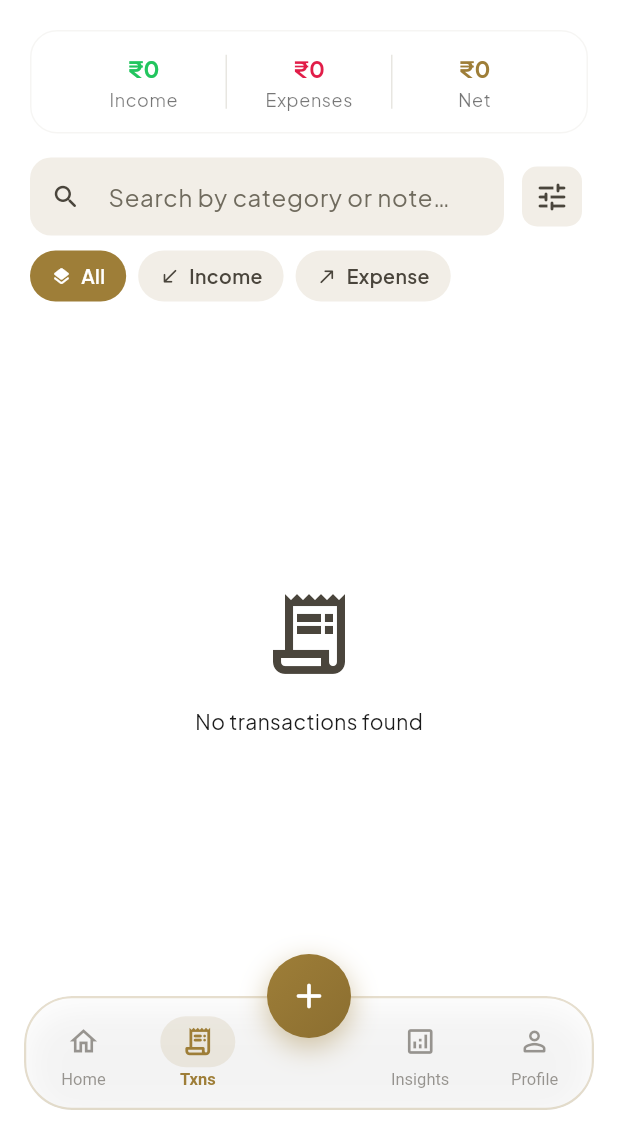
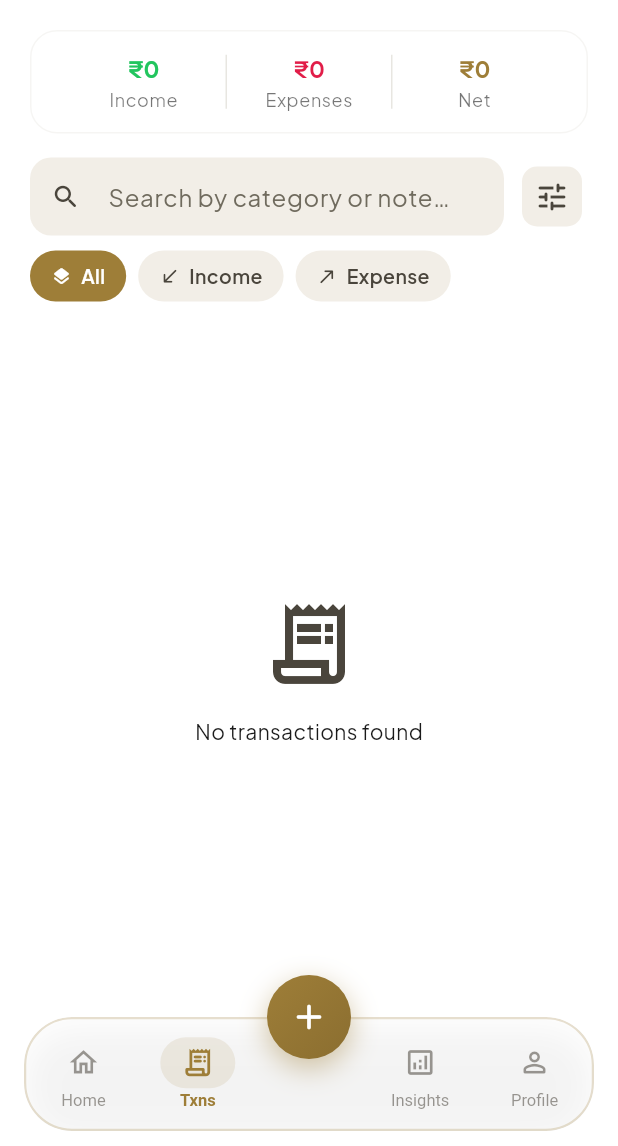
Before and after one commit to manosekar-m/Fin-Tracker, a Flutter app: the MainScreen screen opened directly, after a tap on the "chevron left" icon, after a tap on the "chevron right" icon, after a tap on "Txns", on a phone screen of 412 x 824 dp, the part 90-1236 px from its top. Run offline on Flutter 3.47's test engine with Material 3 defaults, Android fonts, the phone set to English and light mode, and no system bars; our stand-ins replace cloud_firestore, firebase_auth, firebase_core, fl_chart, flutter_animate, google_fonts and 6 more; missing offline and left inert: google_mlkit_text_recognition; accounts and stored records are empty; network calls fail.

Commit message:
UI adjustments: Fix home screen text scaling, lower bottom nav bar, update PDF empty notes format

```diff
--- a/lib/screens/home_screen.dart
+++ b/lib/screens/home_screen.dart
@@ -109,6 +109,8 @@ class HomeScreen extends StatelessWidget {
                     mainAxisSize: MainAxisSize.min,
                     children: [
                       Text('Welcome back,',
+                          maxLines: 1,
+                          overflow: TextOverflow.ellipsis,
                           style: Theme.of(context)
                               .textTheme
                               .bodySmall
@@ -130,42 +132,51 @@ class HomeScreen extends StatelessWidget {
           ),
           const SizedBox(width: 16),
           Row(
+            mainAxisSize: MainAxisSize.min,
             children: [
-              const SizedBox(width: 8),
               IconButton(
-                icon: const Icon(Icons.refresh_rounded, size: 20),
+                icon: const Icon(Icons.refresh_rounded, size: 18),
+                constraints: const BoxConstraints(minWidth: 36, minHeight: 36),
+                padding: EdgeInsets.zero,
                 style: IconButton.styleFrom(
                   backgroundColor: cs.surfaceContainerHighest,
                   shape: RoundedRectangleBorder(borderRadius: BorderRadius.circular(10)),
                 ),
                 onPressed: () => provider.loadTransactions(),
               ),
-
               const SizedBox(width: 8),
+              Container(
+                decoration: BoxDecoration(
+                  color: cs.surfaceContainerHighest,
+                  borderRadius: BorderRadius.circular(10),
+                ),
+                child: Row(
+                  mainAxisSize: MainAxisSize.min,
+                  children: [
                     IconButton(
-                icon: const Icon(Icons.chevron_left),
-                style: IconButton.styleFrom(
-                  backgroundColor: cs.surfaceContainerHighest,
-                  shape: RoundedRectangleBorder(borderRadius: BorderRadius.circular(10)),
-                ),
+                      icon: const Icon(Icons.chevron_left, size: 20),
+                      constraints: const BoxConstraints(minWidth: 32, minHeight: 32),
+                      padding: EdgeInsets.zero,
                       onPressed: () => provider.setSelectedMonth(
                         DateTime(provider.selectedMonth.year, provider.selectedMonth.month - 1),
                       ),
                     ),
-              const SizedBox(width: 8),
-              Text(
-                DateFormat('MMM yyyy').format(provider.selectedMonth),
-                style: Theme.of(context).textTheme.titleSmall,
+                    Padding(
+                      padding: const EdgeInsets.symmetric(horizontal: 4),
+                      child: Text(
+                        DateFormat('MMM yy').format(provider.selectedMonth),
+                        style: Theme.of(context).textTheme.titleSmall?.copyWith(fontSize: 13),
                       ),
-              const SizedBox(width: 8),
+                    ),
                     IconButton(
-                icon: const Icon(Icons.chevron_right),
-                style: IconButton.styleFrom(
-                  backgroundColor: cs.surfaceContainerHighest,
-                  shape: RoundedRectangleBorder(borderRadius: BorderRadius.circular(10)),
-                ),
+                      icon: const Icon(Icons.chevron_right, size: 20),
+                      constraints: const BoxConstraints(minWidth: 32, minHeight: 32),
+                      padding: EdgeInsets.zero,
                       onPressed: () => provider.setSelectedMonth(
                         DateTime(provider.selectedMonth.year, provider.selectedMonth.month + 1),
+                      ),
+                    ),
+                  ],
                 ),
               ),
             ],
--- a/lib/screens/main_screen.dart
+++ b/lib/screens/main_screen.dart
@@ -81,7 +81,7 @@ class _MainScreenState extends State<MainScreen> with SingleTickerProviderStateM
           floatingActionButtonLocation: FloatingActionButtonLocation.centerDocked,
           floatingActionButton: _buildFab(context),
           bottomNavigationBar: Padding(
-            padding: const EdgeInsets.fromLTRB(16, 0, 16, 24),
+            padding: const EdgeInsets.fromLTRB(16, 0, 16, 10),
             child: ClipRRect(
               borderRadius: BorderRadius.circular(32),
               child: BackdropFilter(
--- a/lib/services/pdf_service.dart
+++ b/lib/services/pdf_service.dart
@@ -240,7 +240,7 @@ class PdfService {
       return [
         DateFormat('dd MMM').format(t.date),
         t.category,
-        t.notes.isNotEmpty ? t.notes : '—',
+        t.notes.isNotEmpty ? t.notes : '-',
         t.type == TransactionType.income ? 'Income' : 'Expense',
         '${t.type == TransactionType.income ? '+' : '-'}Rs.${_fmt(t.amount)}',
       ];
```
Lines whose indentation alone changed are shown as unchanged.
